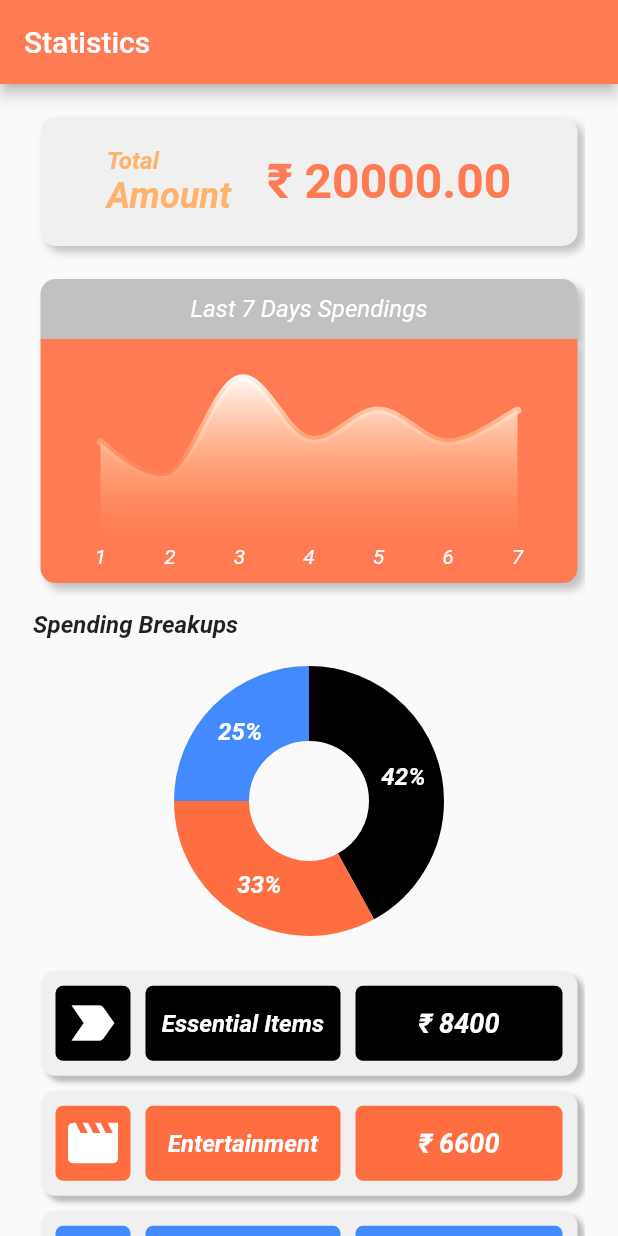
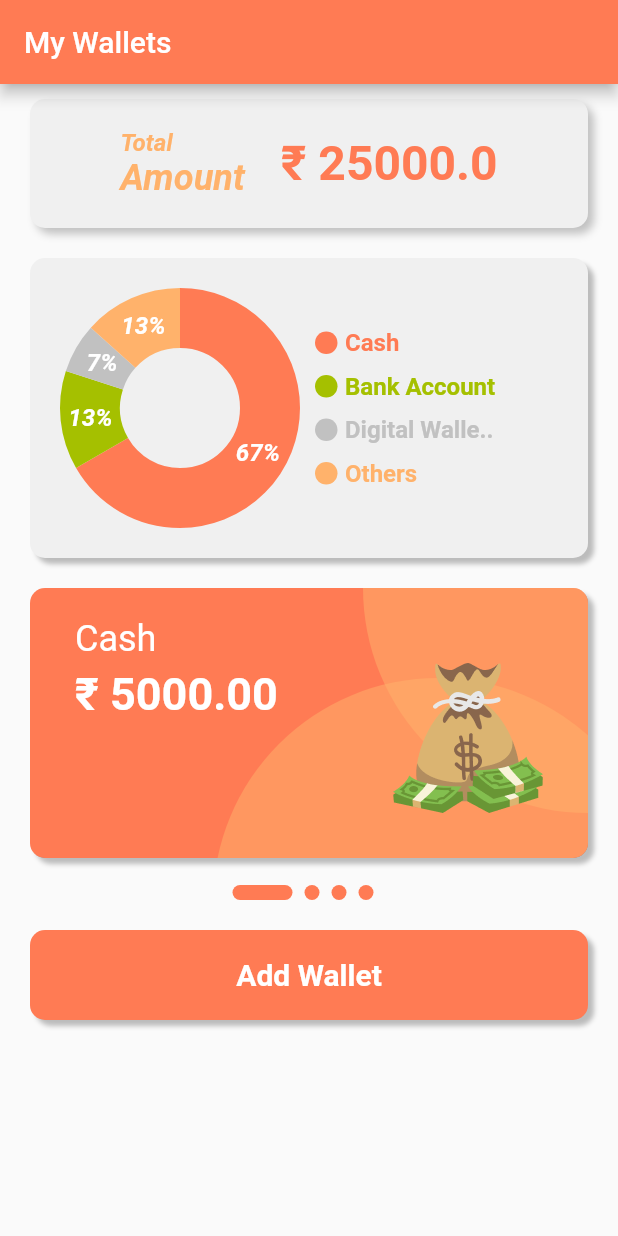
Before and after one commit to BluFin-Designs/Invox-App, a Flutter app: the screen it shows after launch, on a phone screen of 412 x 824 dp. Run offline on Flutter 3.47's test engine with Material 2 defaults, Android fonts, the phone set to English and light mode, and no system bars; drawn by our look-alikes of carousel_slider, fl_chart.

Commit message:
Wallets Page Design Done.

```diff
--- /dev/null
+++ b/invox/lib/Views/Screens/MyWallets_Screen.dart
@@ -0,0 +1,205 @@
+import 'package:flutter/material.dart';
+import 'package:fl_chart/fl_chart.dart';
+
+import '../Widgets/Total_Balance_Card.dart';
+import '../Widgets/WalletSlider.dart';
+
+class MyWalletsScreen extends StatelessWidget {
+  static const routeName = '/my_wallets';
+
+  MyWalletsScreen({Key? key}) : super(key: key);
+
+  List<Map<String, dynamic>> wallets = [
+    {
+      "name": "Cash",
+      "value": 5000.0,
+      "color": 0xffFF7B54,
+    },
+    {
+      "name": "Bank Account",
+      "value": 1000.0,
+      "color": 0xffA5C000,
+    },
+    {
+      "name": "Digital Wallet",
+      "value": 500.0,
+      "color": 0xffC1C1C1,
+    },
+    {
+      "name": "Others",
+      "value": 1000.0,
+      "color": 0xffFFB26B,
+    },
+  ];
+
+  double getTotal() {
+    double total = 0;
+    for (int i = 0; i < wallets.length; i++) {
+      total = total + wallets[i]["value"];
+    }
+    return total;
+  }
+
+  @override
+  Widget build(BuildContext context) {
+    return Scaffold(
+      appBar: AppBar(
+        title: const Text("My Wallets"),
+        backgroundColor: Theme.of(context).primaryColor,
+      ),
+      body: SingleChildScrollView(
+        child: Column(
+          children: [
+            const Padding(
+              padding: EdgeInsets.symmetric(
+                vertical: 10.0,
+                horizontal: 20,
+              ),
+              child: Total_Balance_Card(amount: 25000),
+            ),
+            Padding(
+              padding: const EdgeInsets.symmetric(
+                vertical: 10.0,
+                horizontal: 20,
+              ),
+              child: Container(
+                height: 200,
+                decoration: BoxDecoration(
+                  borderRadius: BorderRadius.circular(10),
+                  color: const Color(0xffF0F0F0),
+                  boxShadow: const [
+                    BoxShadow(
+                      color: Color.fromRGBO(0, 0, 0, 0.25),
+                      blurRadius: 2,
+                      offset: Offset(4, 4),
+                    ),
+                  ],
+                ),
+                child: Padding(
+                  padding: const EdgeInsets.symmetric(
+                      vertical: 15.0, horizontal: 10.0),
+                  child: Row(
+                    crossAxisAlignment: CrossAxisAlignment.center,
+                    children: [
+                      SizedBox(
+                        height: 100,
+                        child: AspectRatio(
+                          aspectRatio: 1.8,
+                          child: PieChart(
+                            PieChartData(
+                              startDegreeOffset: -90,
+                              sectionsSpace: 0,
+                              centerSpaceRadius: 40,
+                              sections: showingSections(),
+                            ),
+                          ),
+                        ),
+                      ),
+                      SizedBox(
+                        height: 200,
+                        width: 150,
+                        child: Center(
+                          child: ListView.builder(
+                            shrinkWrap: true,
+                            itemBuilder: (_, i) {
+                              return Padding(
+                                padding:
+                                    const EdgeInsets.symmetric(vertical: 5.0),
+                                child: Row(
+                                  children: [
+                                    Container(
+                                      height: 15,
+                                      width: 15,
+                                      decoration: BoxDecoration(
+                                          color: Color(wallets[i]["color"]),
+                                          borderRadius:
+                                              BorderRadius.circular(10)),
+                                    ),
+                                    const SizedBox(
+                                      width: 5,
+                                    ),
+                                    Text(
+                                      (wallets[i]["name"].length > 13)
+                                          ? '${wallets[i]["name"].substring(0, 13)}..'
+                                          : wallets[i]["name"],
+                                      style: TextStyle(
+                                        fontSize: 16,
+                                        fontWeight: FontWeight.bold,
+                                        color: Color(wallets[i]["color"]),
+                                      ),
+                                    ),
+                                  ],
+                                ),
+                              );
+                            },
+                            itemCount: wallets.length,
+                          ),
+                        ),
+                      )
+                    ],
+                  ),
+                ),
+              ),
+            ),
+            Wallet_Slider(wallets: wallets),
+            const SizedBox(
+              height: 10,
+            ),
+            InkWell(
+              child: Padding(
+                padding: const EdgeInsets.symmetric(
+                  vertical: 10.0,
+                  horizontal: 20,
+                ),
+                child: Container(
+                  height: 60,
+                  decoration: BoxDecoration(
+                    borderRadius: BorderRadius.circular(10),
+                    color: Theme.of(context).primaryColor,
+                    boxShadow: const [
+                      BoxShadow(
+                        color: Color.fromRGBO(0, 0, 0, 0.25),
+                        blurRadius: 2,
+                        offset: Offset(4, 4),
+                      ),
+                    ],
+                  ),
+                  child: const Center(
+                    child: Text(
+                      "Add Wallet",
+                      style: TextStyle(
+                        color: Colors.white,
+                        fontSize: 20,
+                        fontWeight: FontWeight.bold,
+                      ),
+                    ),
+                  ),
+                ),
+              ),
+              onTap: () {},
+            )
+          ],
+        ),
+      ),
+    );
+  }
+
+  List<PieChartSectionData> showingSections() {
+    List<PieChartSectionData> data = [];
+    for (var element in wallets) {
+      data.add(PieChartSectionData(
+          color: Color(element["color"]),
+          value: element["value"],
+          showTitle: true,
+          title:
+              ('${((element["value"] / getTotal()) * 100).toStringAsFixed(0)}%'),
+          titleStyle: const TextStyle(
+              color: Colors.white,
+              fontWeight: FontWeight.bold,
+              fontSize: 16.0,
+              fontStyle: FontStyle.italic),
+          radius: 40.0));
+    }
+    return data;
+  }
+}
--- a/invox/lib/Views/Screens/Statistics_Screen.dart
+++ b/invox/lib/Views/Screens/Statistics_Screen.dart
@@ -3,6 +3,7 @@ import 'package:flutter/material.dart';
 import '../Widgets/Statistics_LineGraph.dart';
 import '../Widgets/StatisticsCard.dart';
 import '../Widgets/Statistics_PieChart.dart';
+import '../Widgets/Total_Balance_Card.dart';
 
 class Statistics extends StatefulWidget {
   static const routeName = '/statisics';
@@ -51,68 +52,17 @@ class _StatisticsState extends State<Statistics> {
               const SizedBox(
                 height: 22.0,
               ),
-              Padding(
-                padding: const EdgeInsets.symmetric(horizontal: 5.0),
-                child: Container(
-                  height: 86.0,
-                  width: double.infinity,
-                  decoration: BoxDecoration(
-                    borderRadius: BorderRadius.circular(10.0),
-                    color: const Color(0xFFF0F0F0),
-                    boxShadow: const [
-                      BoxShadow(
-                        color: Color(0xFFC1C1C1),
-                        blurRadius: 4,
-                        offset: Offset(4, 4), // Shadow position
-                      ),
-                    ],
-                  ),
-                  child: Row(
-                    mainAxisAlignment: MainAxisAlignment.center,
-                    children: [
-                      Column(
-                        mainAxisAlignment: MainAxisAlignment.center,
-                        crossAxisAlignment: CrossAxisAlignment.start,
-                        children: [
-                          Text(
-                            "Total",
-                            style: TextStyle(
-                              fontSize: 16.0,
-                              fontWeight: FontWeight.bold,
-                              color: Theme.of(context).accentColor,
-                              fontStyle: FontStyle.italic,
-                            ),
-                          ),
-                          Text(
-                            "Amount",
-                            style: TextStyle(
-                              fontSize: 24.0,
-                              fontWeight: FontWeight.bold,
-                              color: Theme.of(context).accentColor,
-                              fontStyle: FontStyle.italic,
-                            ),
-                          ),
-                        ],
-                      ),
-                      const SizedBox(
-                        width: 24.0,
-                      ),
-                      Text(
-                        "₹ 20000.00",
-                        style: TextStyle(
-                            color: Theme.of(context).primaryColor,
-                            fontWeight: FontWeight.bold,
-                            fontSize: 32.0),
-                      ),
-                    ],
-                  ),
+              const Padding(
+                padding: EdgeInsets.symmetric(horizontal: 5.0),
+                child: Total_Balance_Card(
+                  amount: 2000,
                 ),
               ),
               const SizedBox(
                 height: 22.0,
               ),
-              Padding(
-                padding: const EdgeInsets.symmetric(horizontal: 5.0),
+              const Padding(
+                padding: EdgeInsets.symmetric(horizontal: 5.0),
                 child: StatisticsGraph(),
               ),
               const SizedBox(
--- /dev/null
+++ b/invox/lib/Views/Widgets/Total_Balance_Card.dart
@@ -0,0 +1,67 @@
+import 'package:flutter/material.dart';
+
+class Total_Balance_Card extends StatelessWidget {
+  final double amount;
+  const Total_Balance_Card({
+    Key? key,
+    required this.amount,
+  }) : super(key: key);
+
+  @override
+  Widget build(BuildContext context) {
+    return Container(
+      height: 86.0,
+      width: double.infinity,
+      decoration: BoxDecoration(
+        borderRadius: BorderRadius.circular(10.0),
+        color: const Color(0xFFF0F0F0),
+        boxShadow: const [
+          BoxShadow(
+            color: Color(0xFFC1C1C1),
+            blurRadius: 4,
+            offset: Offset(4, 4), // Shadow position
+          ),
+        ],
+      ),
+      child: Row(
+        mainAxisAlignment: MainAxisAlignment.center,
+        children: [
+          Column(
+            mainAxisAlignment: MainAxisAlignment.center,
+            crossAxisAlignment: CrossAxisAlignment.start,
+            children: [
+              Text(
+                "Total",
+                style: TextStyle(
+                  fontSize: 16.0,
+                  fontWeight: FontWeight.bold,
+                  color: Theme.of(context).accentColor,
+                  fontStyle: FontStyle.italic,
+                ),
+              ),
+              Text(
+                "Amount",
+                style: TextStyle(
+                  fontSize: 24.0,
+                  fontWeight: FontWeight.bold,
+                  color: Theme.of(context).accentColor,
+                  fontStyle: FontStyle.italic,
+                ),
+              ),
+            ],
+          ),
+          const SizedBox(
+            width: 24.0,
+          ),
+          Text(
+            "₹ $amount",
+            style: TextStyle(
+                color: Theme.of(context).primaryColor,
+                fontWeight: FontWeight.bold,
+                fontSize: 32.0),
+          ),
+        ],
+      ),
+    );
+  }
+}
--- /dev/null
+++ b/invox/lib/Views/Widgets/WalletSlider.dart
@@ -0,0 +1,170 @@
+import 'package:flutter/material.dart';
+import 'package:carousel_slider/carousel_slider.dart';
+
+class Wallet_Slider extends StatefulWidget {
+  const Wallet_Slider({
+    Key? key,
+    required this.wallets,
+  }) : super(key: key);
+
+  final List<Map<String, dynamic>> wallets;
+
+  @override
+  State<Wallet_Slider> createState() => _Wallet_SliderState();
+}
+
+class _Wallet_SliderState extends State<Wallet_Slider> {
+  int _currState = 0;
+  @override
+  Widget build(BuildContext context) {
+    return Column(
+      children: [
+        CarouselSlider(
+          options: CarouselOptions(
+              height: 200.0,
+              viewportFraction: 1,
+              padEnds: true,
+              onPageChanged: (val, _) {
+                setState(() {
+                  _currState = val;
+                });
+              }),
+          items: widget.wallets.map((element) {
+            return Builder(
+              builder: (BuildContext context) {
+                return Padding(
+                  padding: const EdgeInsets.symmetric(
+                    vertical: 10.0,
+                    horizontal: 20,
+                  ),
+                  child: Container(
+                    decoration: BoxDecoration(
+                      borderRadius: BorderRadius.circular(10),
+                      boxShadow: const [
+                        BoxShadow(
+                          color: Color.fromRGBO(0, 0, 0, 0.25),
+                          blurRadius: 2,
+                          offset: Offset(4, 4),
+                        ),
+                      ],
+                    ),
+                    child: ClipRRect(
+                      borderRadius: BorderRadius.circular(10),
+                      child: Stack(
+                        children: [
+                          Container(
+                            height: 200,
+                            decoration: BoxDecoration(
+                              color: Theme.of(context).primaryColor,
+                              boxShadow: const [
+                                BoxShadow(
+                                  color: Color.fromRGBO(0, 0, 0, 0.25),
+                                  blurRadius: 2,
+                                  offset: Offset(4, 4),
+                                ),
+                              ],
+                            ),
+                          ),
+                          Positioned(
+                            bottom: -180,
+                            right: -50,
+                            child: Container(
+                              height: 300,
+                              width: 300,
+                              decoration: BoxDecoration(
+                                borderRadius: BorderRadius.circular(200),
+                                color: const Color.fromRGBO(255, 178, 107, .5),
+                              ),
+                            ),
+                          ),
+                          Positioned(
+                            top: -150,
+                            right: -150,
+                            child: Container(
+                              height: 300,
+                              width: 300,
+                              decoration: BoxDecoration(
+                                borderRadius: BorderRadius.circular(200),
+                                color: const Color.fromRGBO(255, 178, 107, .5),
+                              ),
+                            ),
+                          ),
+                          Positioned(
+                            top: 20,
+                            left: 30,
+                            child: Column(
+                              crossAxisAlignment: CrossAxisAlignment.start,
+                              children: [
+                                Text(
+                                  element["name"],
+                                  style: const TextStyle(
+                                    color: Colors.white,
+                                    fontSize: 24,
+                                  ),
+                                ),
+                                const SizedBox(
+                                  height: 5,
+                                ),
+                                Text(
+                                  '₹ ${element["value"].toStringAsFixed(2)}',
+                                  style: const TextStyle(
+                                    color: Colors.white,
+                                    fontWeight: FontWeight.bold,
+                                    fontSize: 30,
+                                  ),
+                                ),
+                              ],
+                            ),
+                          ),
+                          Positioned(
+                            bottom: 30,
+                            right: 30,
+                            child: Image(
+                              image: AssetImage(
+                                (!element["name"].contains("Card"))
+                                    ? 'assets/images/money_bag.png'
+                                    : 'assets/images/credit_card.png',
+                              ),
+                              height: 100.0,
+                            ),
+                          )
+                        ],
+                      ),
+                    ),
+                  ),
+                );
+              },
+            );
+          }).toList(),
+        ),
+        const SizedBox(
+          height: 8,
+        ),
+        SizedBox(
+          height: 10,
+          width: MediaQuery.of(context).size.width,
+          child: Center(
+            child: ListView.builder(
+              shrinkWrap: true,
+              physics: const NeverScrollableScrollPhysics(),
+              scrollDirection: Axis.horizontal,
+              itemBuilder: (_, i) {
+                return Padding(
+                  padding: const EdgeInsets.only(right: 8.0),
+                  child: Container(
+                    height: 10,
+                    width: (i == _currState) ? 40 : 10,
+                    decoration: BoxDecoration(
+                        borderRadius: BorderRadius.circular(10),
+                        color: Theme.of(context).primaryColor),
+                  ),
+                );
+              },
+              itemCount: widget.wallets.length,
+            ),
+          ),
+        )
+      ],
+    );
+  }
+}
--- a/invox/lib/main.dart
+++ b/invox/lib/main.dart
@@ -3,8 +3,9 @@ import 'package:flutter/material.dart';
 import './Views/Screens/LoginSignUp_Screen.dart';
 import './Views/Screens/HomePage_Screen.dart';
 import '../Views/Screens/Profile_Screen.dart';
-import 'Views/Screens/Transaction_Screen.dart';
-import 'Views/Screens/Statistics_Screen.dart';
+import '../Views/Screens/Transaction_Screen.dart';
+import '../Views/Screens/Statistics_Screen.dart';
+import '../Views/Screens/MyWallets_Screen.dart';
 
 void main() {
   runApp(const MyApp());
@@ -21,13 +22,14 @@ class MyApp extends StatelessWidget {
         primaryColor: const Color(0xFFFF7B54),
         accentColor: const Color(0xffFFB26B),
       ),
-      home: const Statistics(),
+      home: MyWalletsScreen(),
       routes: {
         LoginSignUp.routeName: (ctx) => const LoginSignUp(),
         HomePage.routeName: (ctx) => const HomePage(),
         Profile.routeName: (ctx) => const Profile(),
         Transaction.routeName: (ctx) => const Transaction(),
         Statistics.routeName: (ctx) => const Statistics(),
+        MyWalletsScreen.routeName: (ctx) => MyWalletsScreen(),
       },
     );
   }
--- a/invox/pubspec.yaml
+++ b/invox/pubspec.yaml
@@ -30,6 +30,7 @@ dependencies:
   flutter:
     sdk: flutter
   fl_chart: ^0.60.0
+  carousel_slider: ^4.2.1
 
 
   # The following adds the Cupertino Icons font to your application.
```
Also changed, not shown: invox/assets/images/credit_card.png (added), invox/assets/images/money_bag.png (added), invox/pubspec.lock.
